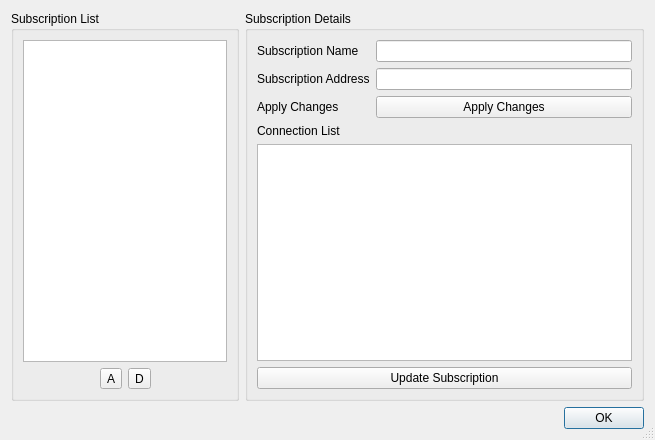
Qt form src/ui/w_SubscriptionEditor.ui (darsvador/qvssr) before a commit.
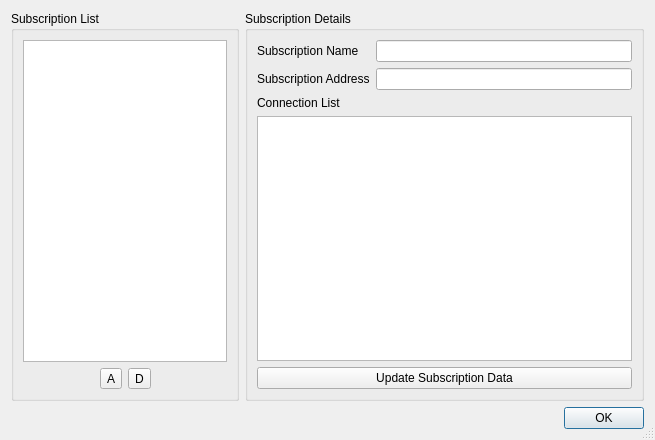
The same form after that commit.

Commit message: [fix] Fixed subscription UI features #126 #150 #151

```diff
--- a/src/ui/w_SubscriptionEditor.ui
+++ b/src/ui/w_SubscriptionEditor.ui
@@ -145,20 +145,6 @@
         <item row="1" column="1">
          <widget class="QLineEdit" name="subAddrTxt"/>
         </item>
-        <item row="2" column="0">
-         <widget class="QLabel" name="label_3">
-          <property name="text">
-           <string>Apply Changes</string>
-          </property>
-         </widget>
-        </item>
-        <item row="2" column="1">
-         <widget class="QPushButton" name="applyChangesBtn">
-          <property name="text">
-           <string>Apply Changes</string>
-          </property>
-         </widget>
-        </item>
        </layout>
       </item>
       <item>
@@ -179,11 +165,15 @@
        </widget>
       </item>
       <item>
+       <layout class="QHBoxLayout" name="horizontalLayout_2">
+        <item>
        <widget class="QPushButton" name="updateButton">
         <property name="text">
-         <string>Update Subscription</string>
-        </property>
-       </widget>
+           <string>Update Subscription Data</string>
+          </property>
+         </widget>
+        </item>
+       </layout>
       </item>
      </layout>
     </widget>
```
Lines whose indentation alone changed are shown as unchanged. The commit also changes 8 other files.
